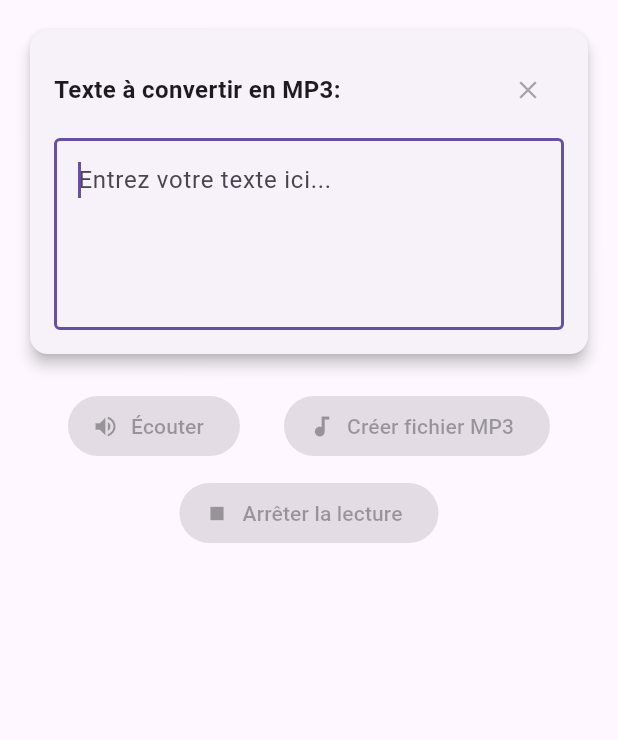
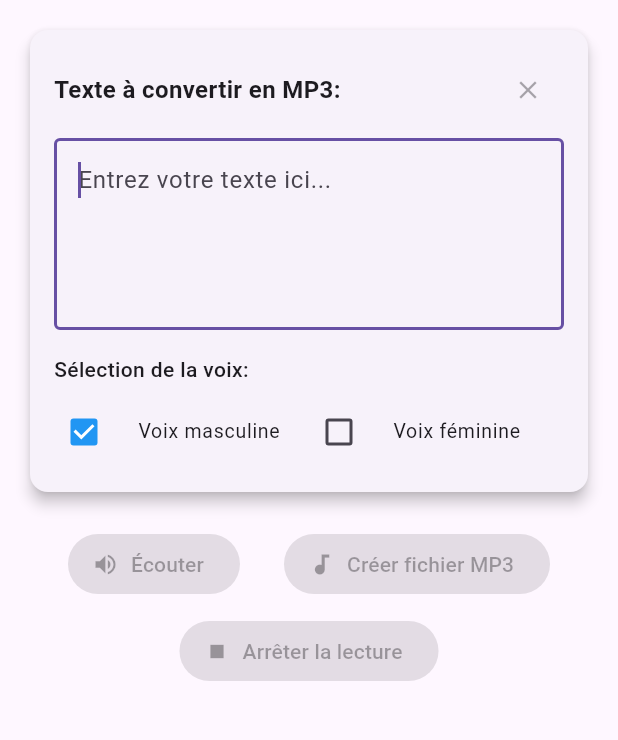
Before and after one commit to Archanciel/text_to_speech, a Flutter app: the screen it shows after launch, on a phone screen of 412 x 824 dp, the part 84-824 px from its top. Run offline on Flutter 3.47's test engine with Material 3 defaults, Android fonts, the phone set to English and light mode, and no system bars; our stand-ins replace audioplayers, file_picker, flutter_tts, logger; missing offline and left inert: window_size.

Commit message:
added voice selection checkboxes. Works on Windows, emulator and smartphone.

```diff
--- a/lib/constants.dart
+++ b/lib/constants.dart
@@ -1 +1 @@
-const String kApplicationVersion = '1.1.0';
+const String kApplicationVersion = '1.2.0';
--- a/lib/views/text_to_speech_view.dart
+++ b/lib/views/text_to_speech_view.dart
@@ -15,6 +15,9 @@ class _TextToSpeechViewState extends State<TextToSpeechView> {
   final FocusNode _nameFocusNode = FocusNode();
   // Add TextEditingController for the text field
   final TextEditingController _textController = TextEditingController();
+
+  // Voice selection state
+  bool _isVoiceMan = true; // Default to masculine voice
 
   @override
   void initState() {
@@ -122,9 +125,71 @@ class _TextToSpeechViewState extends State<TextToSpeechView> {
                 }
               },
             ),
+            SizedBox(height: 16),
+            // Voice Selection Checkboxes
+            _buildVoiceSelection(),
           ],
         ),
       ),
+    );
+  }
+
+  Widget _buildVoiceSelection() {
+    return Column(
+      crossAxisAlignment: CrossAxisAlignment.start,
+      children: [
+        Text(
+          'Sélection de la voix:',
+          style: TextStyle(fontSize: 14, fontWeight: FontWeight.w500),
+        ),
+        SizedBox(height: 8),
+        Row(
+          children: [
+            // Masculine Voice Checkbox
+            Expanded(
+              child: CheckboxListTile(
+                title: Text(
+                  'Voix masculine',
+                  style: TextStyle(fontSize: 13),
+                ),
+                value: _isVoiceMan,
+                onChanged: (bool? value) {
+                  if (value == true) {
+                    setState(() {
+                      _isVoiceMan = true;
+                    });
+                  }
+                },
+                controlAffinity: ListTileControlAffinity.leading,
+                contentPadding: EdgeInsets.zero,
+                dense: true,
+                activeColor: Colors.blue,
+              ),
+            ),
+            // Feminine Voice Checkbox
+            Expanded(
+              child: CheckboxListTile(
+                title: Text(
+                  'Voix féminine',
+                  style: TextStyle(fontSize: 13),
+                ),
+                value: !_isVoiceMan,
+                onChanged: (bool? value) {
+                  if (value == true) {
+                    setState(() {
+                      _isVoiceMan = false;
+                    });
+                  }
+                },
+                controlAffinity: ListTileControlAffinity.leading,
+                contentPadding: EdgeInsets.zero,
+                dense: true,
+                activeColor: Colors.pink,
+              ),
+            ),
+          ],
+        ),
+      ],
     );
   }
 
@@ -153,10 +218,9 @@ class _TextToSpeechViewState extends State<TextToSpeechView> {
           mainAxisAlignment: MainAxisAlignment.spaceEvenly,
           children: [
             ElevatedButton.icon(
-              onPressed:
-                  viewModel.inputText.trim().isEmpty
+              onPressed: viewModel.inputText.trim().isEmpty
                   ? null
-                      : viewModel.speakText,
+                  : () => viewModel.speakText(isVoiceMan: _isVoiceMan), // Pass voice selection
               icon: Icon(Icons.volume_up),
               label: Text('Écouter'),
               style: ElevatedButton.styleFrom(
@@ -165,12 +229,10 @@ class _TextToSpeechViewState extends State<TextToSpeechView> {
               ),
             ),
             ElevatedButton.icon(
-              onPressed:
-                  viewModel.inputText.trim().isEmpty
+              onPressed: viewModel.inputText.trim().isEmpty
                   ? null
                   : () => _showFileNameDialog(context, viewModel),
-              icon:
-                  viewModel.isConverting
+              icon: viewModel.isConverting
                   ? SizedBox(
                       width: 16,
                       height: 16,
@@ -280,8 +342,7 @@ class _TextToSpeechViewState extends State<TextToSpeechView> {
 
     final fileName = await showDialog<String>(
       context: context,
-      builder:
-          (context) => AlertDialog(
+      builder: (context) => AlertDialog(
         title: Text('Nom du fichier MP3'),
         content: Column(
           mainAxisSize: MainAxisSize.min,
@@ -319,7 +380,8 @@ class _TextToSpeechViewState extends State<TextToSpeechView> {
 
     if (fileName != null && fileName.trim().isNotEmpty) {
       try {
-        await viewModel.convertTextToMP3WithFileName(fileName);
+        // Pass voice selection to MP3 conversion
+        await viewModel.convertTextToMP3WithFileName(fileName, isVoiceMan: _isVoiceMan);
 
         if (viewModel.currentAudioFile != null) {
           if (!context.mounted) return;
@@ -359,8 +421,7 @@ class _TextToSpeechViewState extends State<TextToSpeechView> {
   void _showSettingsDialog(BuildContext context) {
     showDialog(
       context: context,
-      builder:
-          (context) => AlertDialog(
+      builder: (context) => AlertDialog(
         title: Text('Configuration'),
         content: Column(
           mainAxisSize: MainAxisSize.min,
```
Lines whose indentation alone changed are shown as unchanged.
